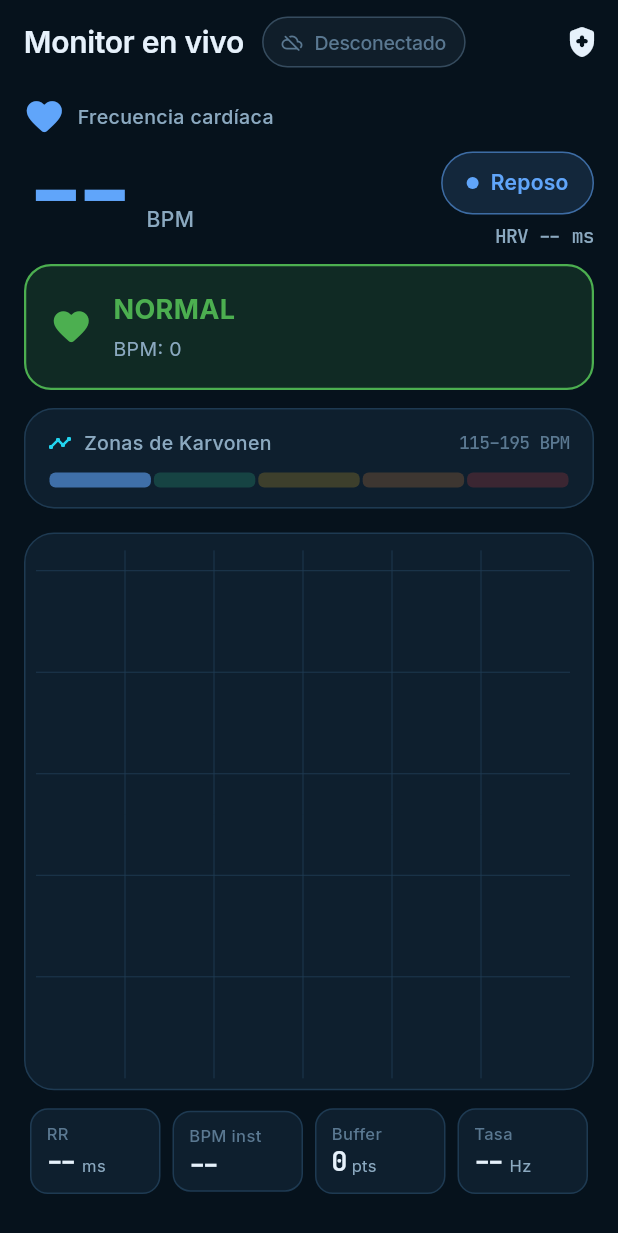
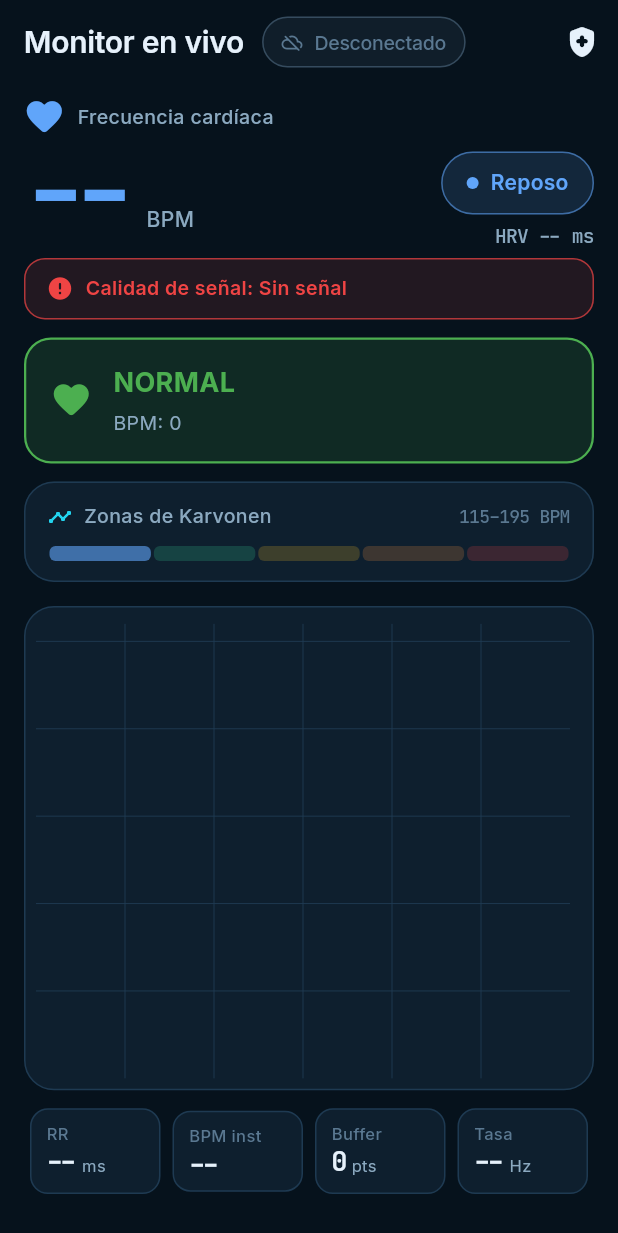
Before and after one commit to Diego071104/TALLER, a Flutter app: the DashboardScreen screen opened directly, on a phone screen of 412 x 824 dp. Shown: the top 1233 px of the screen. Run offline on Flutter 3.47's test engine with Material 3 defaults, Android fonts, the phone set to English and light mode, and no system bars; drawn by our look-alikes of fl_chart; our stand-ins replace google_fonts; accounts and stored records are empty.

Commit message:
estado cardiovascular del paciente y calidad de señal

```diff
--- /dev/null
+++ b/devtools_options.yaml
@@ -0,0 +1,3 @@
+description: This file stores settings for Dart & Flutter DevTools.
+documentation: https://docs.flutter.dev/tools/devtools/extensions#configure-extension-enablement-states
+extensions:
--- a/lib/ui/screens/dashboard_screen.dart
+++ b/lib/ui/screens/dashboard_screen.dart
@@ -35,6 +35,7 @@ class DashboardScreen extends StatelessWidget {
     const analyzer = HealthAnalyzer();
     final ranges = analyzer.zonesFor(profile);
     final smoothed = stream.smoothedBpm ?? 0;
+    final signalQuality = _getSignalQuality(smoothed,stream.rmssdMs,);
     final zone = analyzer.classify(smoothed, ranges);
 
     return Scaffold(
@@ -66,8 +67,9 @@ class DashboardScreen extends StatelessWidget {
                   bpm: stream.smoothedBpm,
                   zone: zone,
                   rmssdMs: stream.rmssdMs),
-              const SizedBox(height: 12),
-              _CardiacStatusBanner(bpm:smoothed,rmssdMs:stream.rmssdMs,),
+              const SizedBox(height: 8),
+              _SignalQualityChip(signalQuality:signalQuality),
+              const SizedBox(height: 12),_CardiacStatusBanner(bpm: smoothed,rmssdMs: stream.rmssdMs,),
 
               const SizedBox(height: 12),
 
@@ -329,8 +331,9 @@ class _ModeSelector extends StatelessWidget {
       default:
         return mode;
         }
+      }
     }
-    }
+
     class _CardiacStatusBanner extends StatelessWidget {
       final double bpm;
       final double? rmssdMs;
@@ -401,3 +404,60 @@ class _ModeSelector extends StatelessWidget {
     );
   }
 }
+String _getSignalQuality(double bpm, double? rmssdMs) {
+  if (bpm == 0) return 'Sin señal';
+  if (rmssdMs != null && rmssdMs > 120) {
+    return 'Mala conexión / ritmo irregular';
+  }
+  if (rmssdMs != null && rmssdMs > 80) {
+    return 'Ruido moderado';
+  }
+  return 'Señal estable';
+}
+
+class _SignalQualityChip extends StatelessWidget {
+  final String signalQuality;
+
+  const _SignalQualityChip({required this.signalQuality});
+
+  @override
+  Widget build(BuildContext context) {
+    Color color;
+    IconData icon;
+
+    if (signalQuality == 'Señal estable') {
+      color = AppColors.success;
+      icon = Icons.check_circle_rounded;
+    } else if (signalQuality == 'Ruido moderado') {
+      color = AppColors.warning;
+      icon = Icons.warning_amber_rounded;
+    } else {
+      color = AppColors.danger;
+      icon = Icons.error_rounded;
+    }
+
+    return Container(
+      width: double.infinity,
+      padding: const EdgeInsets.symmetric(horizontal: 14, vertical: 10),
+      decoration: BoxDecoration(
+        color: color.withValues(alpha: 0.12),
+        borderRadius: BorderRadius.circular(14),
+        border: Border.all(color: color.withValues(alpha: 0.7)),
+      ),
+      child: Row(
+        children: [
+          Icon(icon, color: color, size: 18),
+          const SizedBox(width: 8),
+          Text(
+            'Calidad de señal: $signalQuality',
+            style: TextStyle(
+              color: color,
+              fontSize: 13,
+              fontWeight: FontWeight.w600,
+            ),
+          ),
+        ],
+      ),
+    );
+  }
+}
```
Also changed, not shown: 1 other file.
